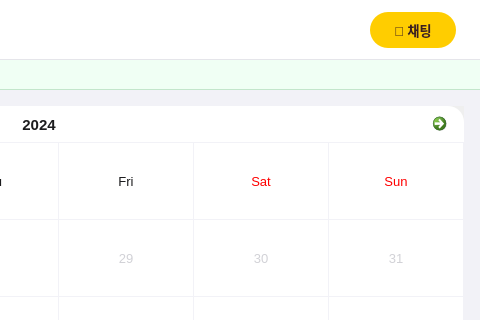
Old version of the form mainwindow.ui in the repository minyong38/mini_project; both pictures show x 500 to 980 and y 0 to 320 of the 980 by 720 pixel window.
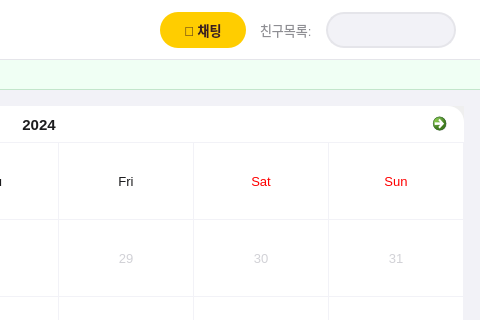
New version of the form. Custom widgets are drawn as their Qt base class.

Diff of the .ui file:
```diff
--- a/mainwindow.ui
+++ b/mainwindow.ui
@@ -105,6 +105,29 @@
          </property>
         </widget>
        </item>
+       <item>
+        <widget class="QLabel" name="userPrefixLabel">
+         <property name="styleSheet">
+          <string>QLabel { font-size: 13px; color: #8E8E93; background: transparent; border: none; }</string>
+         </property>
+         <property name="text">
+          <string>친구목록:</string>
+         </property>
+        </widget>
+       </item>
+       <item>
+        <widget class="QComboBox" name="userCombo">
+         <property name="minimumSize">
+          <size>
+           <width>130</width>
+           <height>36</height>
+          </size>
+         </property>
+         <property name="styleSheet">
+          <string>QComboBox { padding: 4px 12px; border: 1.5px solid #E5E5EA; border-radius: 18px; font-size: 13px; background: #F2F2F7; color: #1C1C1E; } QComboBox:hover { border-color: #007AFF; background: #FFFFFF; } QComboBox::drop-down { border: none; width: 20px; } QComboBox QAbstractItemView { border: 1px solid #E5E5EA; border-radius: 10px; background: #FFFFFF; selection-background-color: #E5F0FF; selection-color: #007AFF; font-size: 13px; }</string>
+         </property>
+        </widget>
+       </item>
       </layout>
      </widget>
     </item>
```
